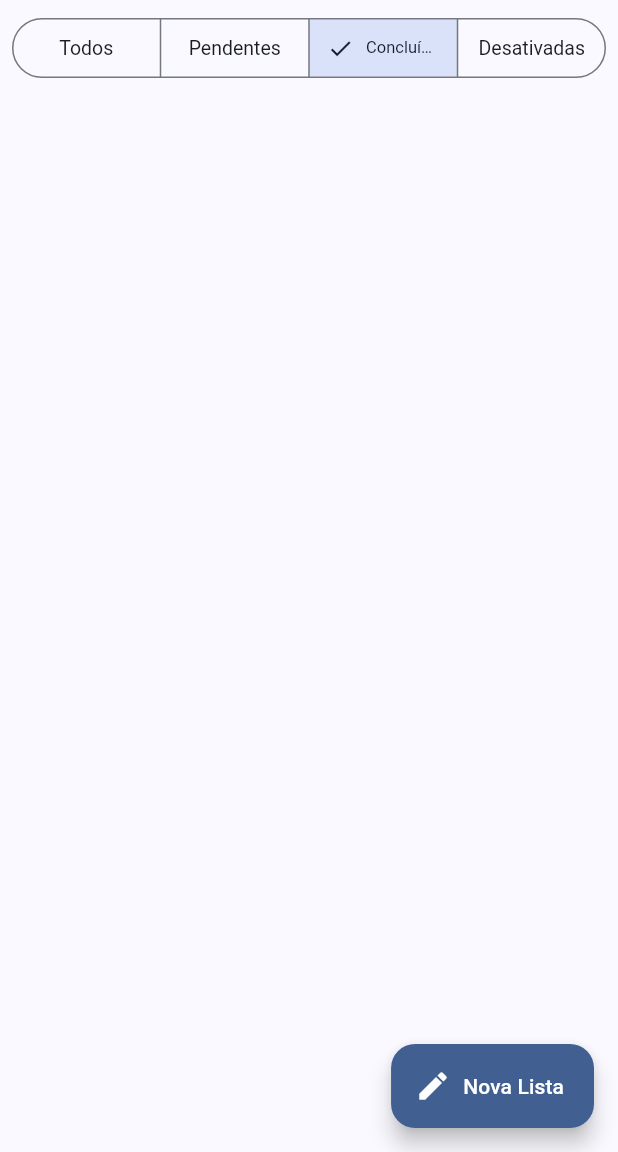
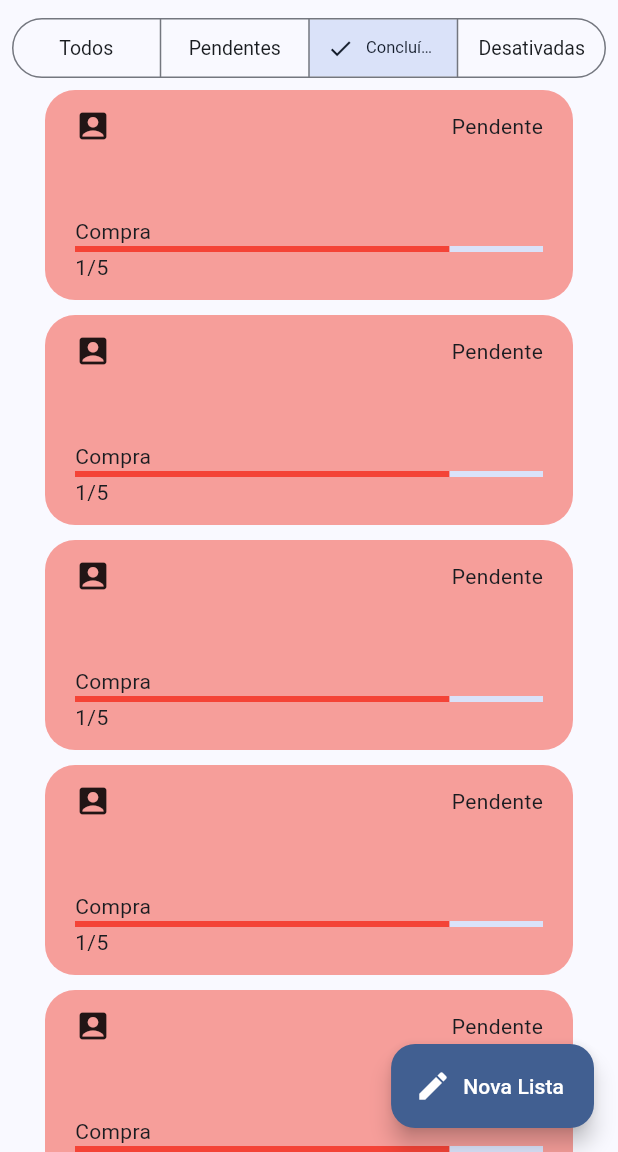
Before and after one commit to Matheus-Doerzbacher/app_listinha, a Flutter app: the screen it shows after launch, on a phone screen of 412 x 824 dp, the part 84-1236 px from its top. Run offline on Flutter 3.47's test engine with Material 3 defaults, Android fonts, the phone set to English and light mode, and no system bars; our stand-ins replace flutter_modular, realm; generated files the repository leaves out were written again.

Commit message:
criado o task_card

```diff
--- a/lib/src/home/home_page.dart
+++ b/lib/src/home/home_page.dart
@@ -1,6 +1,9 @@
 import 'package:flutter/material.dart';
 import 'package:listinha/src/home/widgets/custom_drawer.dart';
+import 'package:listinha/src/home/widgets/task_card.dart';
+import 'package:listinha/src/shared/service/realm/models/tasks/task_model.dart';
 import 'package:listinha/src/shared/widgets/user_image_button.dart';
+import 'package:realm/realm.dart';
 
 class HomePage extends StatefulWidget {
   const HomePage({super.key});
@@ -24,11 +27,32 @@ class _HomePageState extends State<HomePage> {
         ],
       ),
       body: Center(
-        child: Column(
+        child: Stack(
           children: [
-            Padding(
+            ListView.separated(
+              padding: const EdgeInsets.only(
+                top: 60,
+                left: 30,
+                right: 30,
+                bottom: 100,
+              ),
+              itemCount: 100,
+              itemBuilder: (context, index) {
+                final model = TaskBoard(Uuid.v4(), 'Compra');
+                return TaskCard(board: model);
+              },
+              separatorBuilder: (context, index) {
+                return const SizedBox(height: 10);
+              },
+            ),
+            Align(
+              alignment: Alignment.topCenter,
+              child: Padding(
                 padding: const EdgeInsets.all(8),
                 child: SegmentedButton<int>(
+                  style: SegmentedButton.styleFrom(
+                    backgroundColor: Theme.of(context).colorScheme.surface,
+                  ),
                   segments: const [
                     ButtonSegment(
                       value: 0,
@@ -51,6 +75,7 @@ class _HomePageState extends State<HomePage> {
                   onSelectionChanged: (value) {},
                 ),
               ),
+            ),
           ],
         ),
       ),
--- /dev/null
+++ b/lib/src/home/widgets/task_card.dart
@@ -0,0 +1,53 @@
+import 'package:flutter/material.dart';
+import 'package:listinha/src/shared/service/realm/models/tasks/task_model.dart';
+
+class TaskCard extends StatelessWidget {
+  final TaskBoard board;
+  const TaskCard({super.key, required this.board});
+
+  double getProgress(List<TaskModel> tasks) {
+    return 0.8;
+  }
+
+  @override
+  Widget build(BuildContext context) {
+    final progress = getProgress(board.tasks);
+    const progressText = '1/5';
+    final title = board.title;
+    const color = Colors.red;
+    final backgrouColor = Colors.red.withOpacity(0.5);
+    const statusText = 'Pendente';
+    const iconData = Icons.account_box;
+
+    return Container(
+      height: 140,
+      decoration: BoxDecoration(
+        color: backgrouColor,
+        borderRadius: BorderRadius.circular(20),
+      ),
+      padding: const EdgeInsets.symmetric(
+        vertical: 12,
+        horizontal: 20,
+      ),
+      child: Column(
+        crossAxisAlignment: CrossAxisAlignment.start,
+        children: [
+          const Row(
+            children: [
+              Icon(iconData),
+              Spacer(),
+              Text(statusText),
+            ],
+          ),
+          const Spacer(),
+          Text(title),
+          LinearProgressIndicator(
+            value: progress,
+            color: color,
+          ),
+          const Text(progressText),
+        ],
+      ),
+    );
+  }
+}
```
Also changed, not shown: 1 other file. Lines whose indentation alone changed are shown as unchanged.
